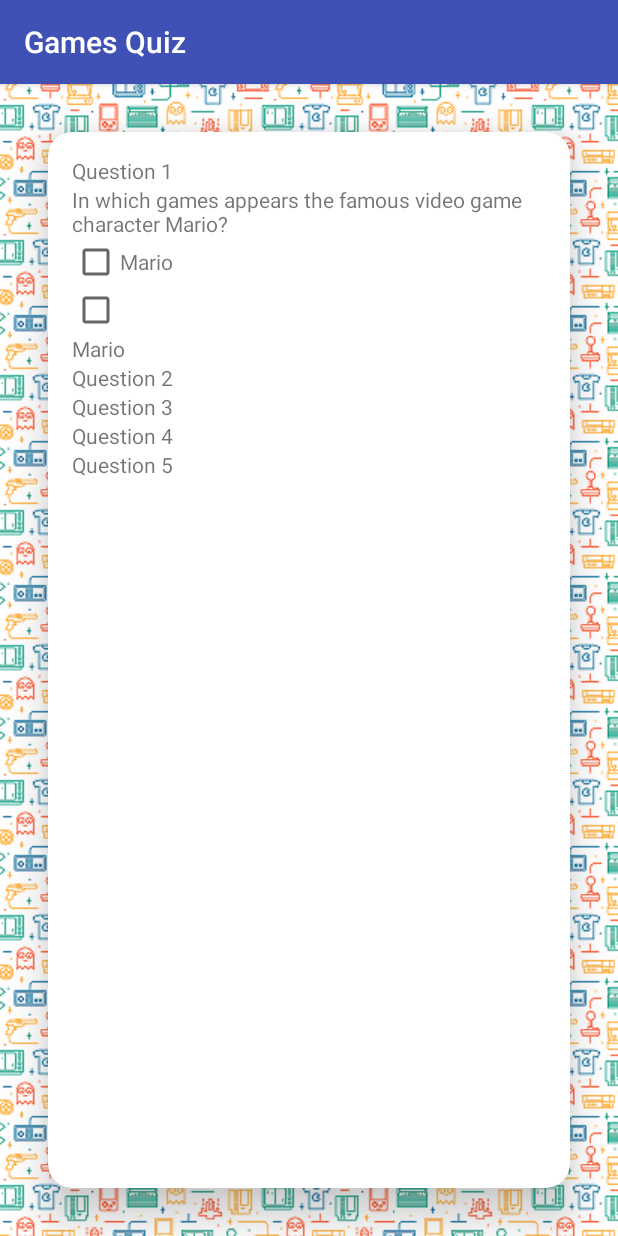
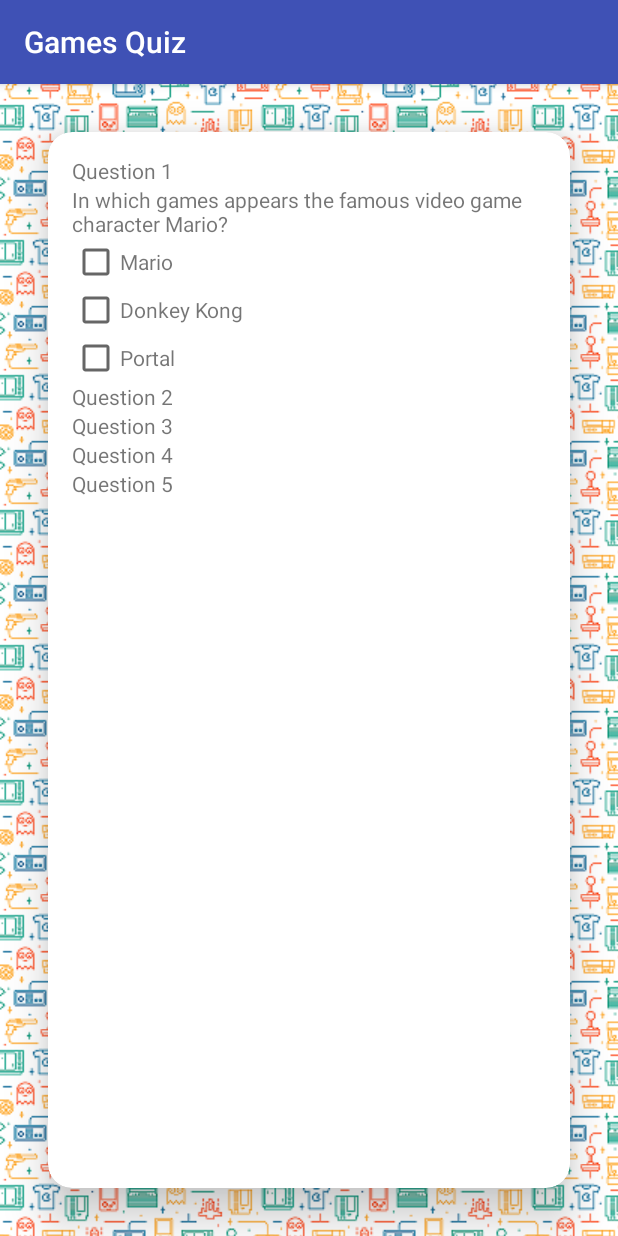
Before and after one commit to laramartin/android_games_quiz_udacity, an Android app: the screen it shows after launch (MainActivity), on a phone screen of 412 x 824 dp. Run offline under Robolectric (Android 15) with nearby library versions, the phone set to English and light mode, and no system bars.

Commit message:
first question with checkboxes

```diff
--- a/GamesQuiz/app/src/main/res/layout/activity_main.xml
+++ b/GamesQuiz/app/src/main/res/layout/activity_main.xml
@@ -38,6 +38,22 @@
                 android:layout_height="wrap_content"
                 android:orientation="horizontal">
                 <CheckBox
+                    android:id="@+id/checkboxQuest1AnswerMario"
+                    android:layout_width="wrap_content"
+                    android:layout_height="wrap_content" />
+
+                <TextView
+                    android:layout_width="match_parent"
+                    android:layout_height="wrap_content"
+                    android:text="@string/answerMario"/>
+            </LinearLayout>
+
+            <LinearLayout
+                android:layout_width="match_parent"
+                android:layout_height="wrap_content"
+                android:orientation="horizontal">
+                <CheckBox
+                    android:id="@+id/checkboxQuest1AnswerDonkey"
                     android:layout_width="wrap_content"
                     android:layout_height="wrap_content"
                     />
@@ -45,18 +61,24 @@
                 <TextView
                     android:layout_width="match_parent"
                     android:layout_height="wrap_content"
-                    android:text="@string/answerMario"/>
+                    android:text="@string/answerDonkeyKong"/>
             </LinearLayout>
-            <CheckBox
-                android:layout_width="wrap_content"
-                android:layout_height="wrap_content"
-                />
 
-            <TextView
+            <LinearLayout
                 android:layout_width="match_parent"
                 android:layout_height="wrap_content"
-                android:text="@string/answerMario"/>
+                android:orientation="horizontal">
+                <CheckBox
+                    android:id="@+id/checkboxQuest1AnswerPortal"
+                    android:layout_width="wrap_content"
+                    android:layout_height="wrap_content"
+                    />
 
+                <TextView
+                    android:layout_width="match_parent"
+                    android:layout_height="wrap_content"
+                    android:text="@string/answerPortal"/>
+            </LinearLayout>
 
             <TextView
                 android:layout_width="match_parent"
--- a/GamesQuiz/app/src/main/res/values/strings.xml
+++ b/GamesQuiz/app/src/main/res/values/strings.xml
@@ -7,4 +7,6 @@
     <string name="question5title">Question 5</string>
     <string name="question1">In which games appears the famous video game character Mario?</string>
     <string name="answerMario">Mario</string>
+    <string name="answerDonkeyKong">Donkey Kong</string>
+    <string name="answerPortal">Portal</string>
 </resources>
```
